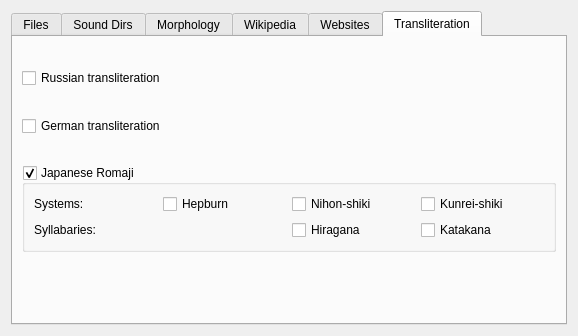
Old version of the form src/sources.ui in the repository goldendict/goldendict.
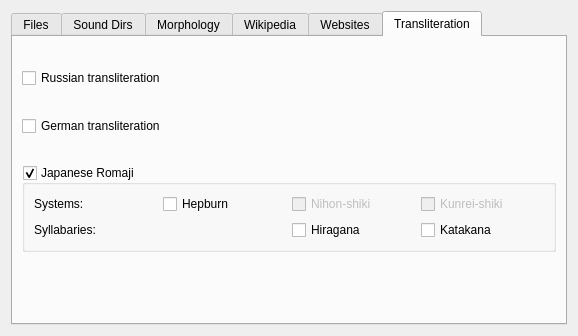
New version of the form. The open tabs and pages were chosen to show the change. Icons and pictures are not drawn.

Commit message: * Disable Kunkrei- and Nihon-shiki, since they are not   implemented yet.

```diff
--- a/src/sources.ui
+++ b/src/sources.ui
@@ -435,6 +435,9 @@
           </item>
           <item row="0" column="2">
            <widget class="QCheckBox" name="enableNihonShiki">
+            <property name="enabled">
+             <bool>false</bool>
+            </property>
             <property name="toolTip">
              <string>The most regular system, having a one-to-one relation to the
 kana writing systems. Standardized as ISO 3602</string>
@@ -446,6 +449,9 @@
           </item>
           <item row="0" column="3">
            <widget class="QCheckBox" name="enableKunreiShiki">
+            <property name="enabled">
+             <bool>false</bool>
+            </property>
             <property name="toolTip">
              <string>Based on Nihon-shiki system, but modified for modern standard Japanese.
 Standardized as ISO 3602</string>
```
Left out of the diff: 8 changed lines with no effect on the pictures.
